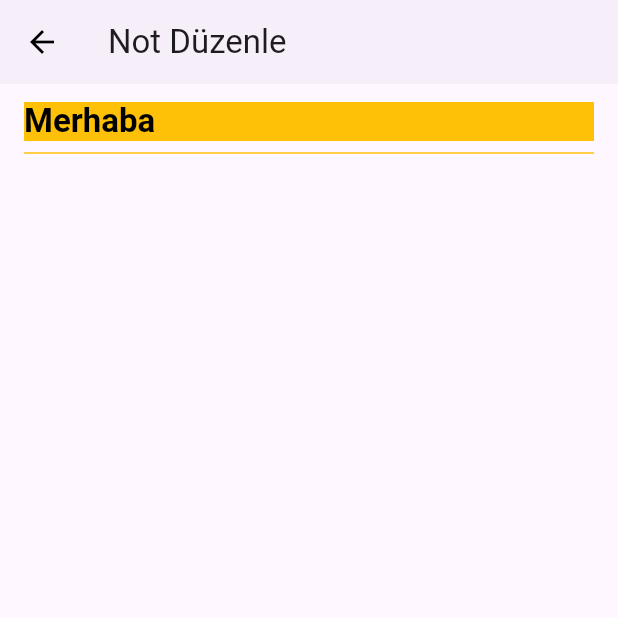
After one commit to Hajorda/basitNot, a Flutter app: the screen it shows after launch, on a phone screen of 412 x 824 dp, the top half of it. The commit adds this screen. Run offline on Flutter 3.47's test engine with Material 3 defaults, Android fonts, the phone set to English and light mode, and no system bars; our stand-ins replace isar; accounts and stored records are empty; generated files the repository leaves out were written again.

Commit message:
editPage half done+

```diff
--- a/basitnot/lib/main.dart
+++ b/basitnot/lib/main.dart
@@ -1,4 +1,8 @@
+// ignore_for_file: unused_import
+
+import 'package:basitnot/models/note.dart';
 import 'package:basitnot/models/noteDatabase.dart';
+import 'package:basitnot/pages/editPage.dart';
 import 'package:flutter/material.dart';
 import 'pages/notesPage.dart';
 import 'package:provider/provider.dart';
@@ -29,7 +33,7 @@ class MyApp extends StatelessWidget {
         colorScheme: ColorScheme.fromSeed(seedColor: Colors.deepPurple),
         useMaterial3: true,
       ),
-      home: const notesPage(),
+      home:  EditPage(Note(title: "Merhaba", creationDate: DateTime.now(), lastEditDate: DateTime.now())),
       debugShowCheckedModeBanner: false,
     );
   }
--- /dev/null
+++ b/basitnot/lib/pages/editPage.dart
@@ -0,0 +1,105 @@
+import 'package:basitnot/models/note.dart';
+import 'package:flutter/material.dart';
+import 'package:flutter/widgets.dart';
+
+class EditPage extends StatefulWidget {
+  final Note noteInEditing;
+  EditPage(this.noteInEditing);
+
+
+  @override
+  State<EditPage> createState() => _EditPageState();
+}
+
+class _EditPageState extends State<EditPage> {
+
+
+
+  final _titleController = TextEditingController();
+  final _contentController = TextEditingController();
+  final _titleFocus = FocusNode();
+  final _contentFocus = FocusNode();
+
+
+  String _initialTitle = 'Baslik';
+  String _initialContent = '';
+
+  var currentNote;
+
+  @override
+  void initState() {
+    currentNote = widget.noteInEditing;
+    _initialTitle = currentNote.title;
+    _initialContent = currentNote.content;
+    _titleController.text = _initialTitle;
+    _contentController.text = _initialContent;
+
+    //FocusScope.of(context).requestFocus(_titleFocus);
+
+    super.initState();
+  }
+
+  void updateNoteObject() {
+    currentNote.title = _titleController.text;
+    currentNote.content = _contentController.text;
+
+    currentNote.lastEditDate = DateTime.now();
+  }
+
+  @override
+  Widget build(BuildContext context) {
+    return PopScope(
+      child: Scaffold(
+        appBar: AppBar(
+          title: const Text('Not Düzenle'),
+          leading: BackButton(
+              color: Colors.black,
+              onPressed: () {
+                Navigator.pop(context);
+                updateNoteObject();
+              },
+            ),
+
+            elevation: 1
+        ),
+
+        body:  Container(padding: EdgeInsets.only(left: 16, right: 16, top: 12),
+        child: SafeArea(left: true,right: true,top: false,bottom: false, child: Column(mainAxisAlignment: MainAxisAlignment.start, children: [
+
+       Flexible(child:
+        Container(color: Colors.amber,
+          child: EditableText(
+            onChanged: (str) => {updateNoteObject()},
+                  maxLines: null,
+                  style: const TextStyle(
+                      color: Colors.black,
+                      fontSize: 22,
+                      fontWeight: FontWeight.bold),
+                  cursorColor: Colors.blue,
+                  backgroundCursorColor: Colors.blue,
+                  controller: _titleController,
+                  focusNode: _titleFocus,
+                  ),
+
+        )),
+
+        const Divider(color: Colors.amber),
+
+        Flexible(child: Container(
+          child: EditableText(
+            onChanged: (str) => {updateNoteObject()},
+                  maxLines: 300,
+                  style: TextStyle(color: Colors.black, fontSize: 20),
+                  cursorColor: Colors.blue,
+                  backgroundCursorColor: Colors.blue,
+                  controller: _contentController,
+                  focusNode: _contentFocus,
+                  ),
+
+        )),
+
+        ],)),),
+        ),
+    );
+  }
+}
--- a/basitnot/lib/pages/notesPage.dart
+++ b/basitnot/lib/pages/notesPage.dart
@@ -29,7 +29,7 @@ final textController = TextEditingController();
           onChanged: (value) {
             // noteTitle = value;
           },
-          decoration: const InputDecoration(hintText: 'Not Başlığı'),
+          decoration: const InputDecoration(hintText: 'Not Basligi'),
           controller: textController,
         ),
         actions: <Widget>[
```
